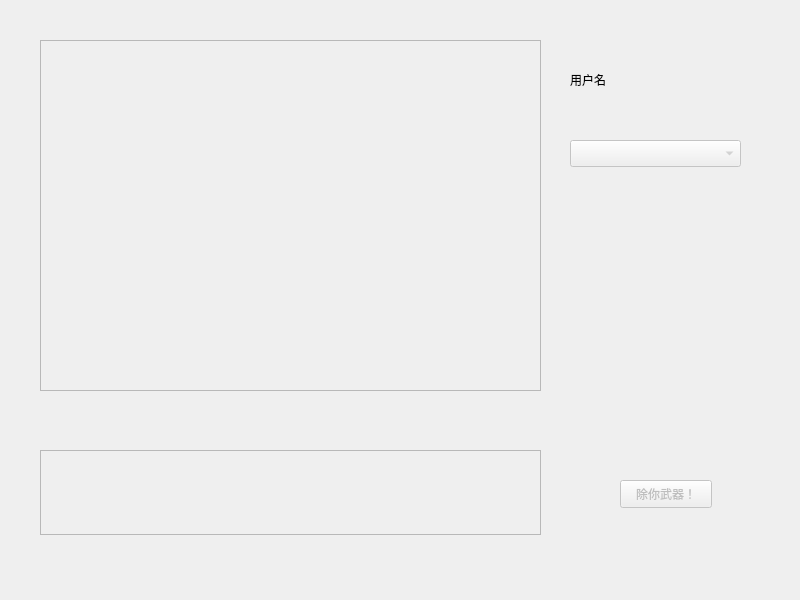
Jerryscousins/qt-cs-chatroom, file netcamera_client/dialog.ui: the form before one commit.
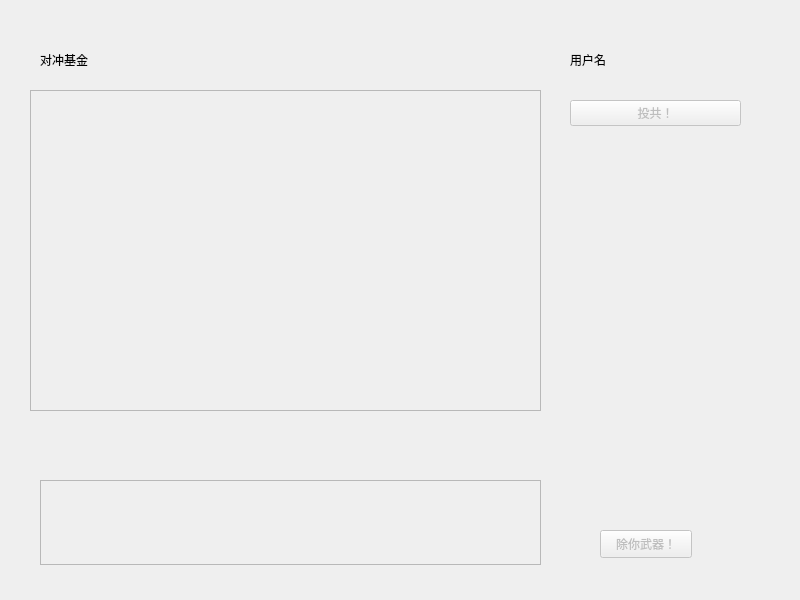
The form after the commit.

Diff of the .ui file:
```diff
--- a/netcamera_client/dialog.ui
+++ b/netcamera_client/dialog.ui
@@ -22,8 +22,8 @@
    </property>
    <property name="geometry">
     <rect>
-     <x>620</x>
-     <y>480</y>
+     <x>600</x>
+     <y>530</y>
      <width>92</width>
      <height>28</height>
     </rect>
@@ -39,7 +39,7 @@
    <property name="geometry">
     <rect>
      <x>40</x>
-     <y>450</y>
+     <y>480</y>
      <width>501</width>
      <height>85</height>
     </rect>
@@ -58,24 +58,11 @@
 &lt;p style=&quot;-qt-paragraph-type:empty; margin-top:0px; margin-bottom:0px; margin-left:0px; margin-right:0px; -qt-block-indent:0; text-indent:0px;&quot;&gt;&lt;br /&gt;&lt;/p&gt;&lt;/body&gt;&lt;/html&gt;</string>
    </property>
   </widget>
-  <widget class="QComboBox" name="comboBox">
-   <property name="enabled">
-    <bool>false</bool>
-   </property>
-   <property name="geometry">
-    <rect>
-     <x>570</x>
-     <y>140</y>
-     <width>171</width>
-     <height>27</height>
-    </rect>
-   </property>
-  </widget>
   <widget class="QLabel" name="label">
    <property name="geometry">
     <rect>
      <x>570</x>
-     <y>70</y>
+     <y>50</y>
      <width>69</width>
      <height>19</height>
     </rect>
@@ -88,7 +75,7 @@
    <property name="geometry">
     <rect>
      <x>650</x>
-     <y>70</y>
+     <y>50</y>
      <width>69</width>
      <height>19</height>
     </rect>
@@ -97,13 +84,26 @@
     <string/>
    </property>
   </widget>
+  <widget class="QLabel" name="label_2">
+   <property name="geometry">
+    <rect>
+     <x>40</x>
+     <y>50</y>
+     <width>69</width>
+     <height>19</height>
+    </rect>
+   </property>
+   <property name="text">
+    <string>对冲基金</string>
+   </property>
+  </widget>
   <widget class="QScrollArea" name="scrollArea">
    <property name="geometry">
     <rect>
-     <x>40</x>
-     <y>40</y>
-     <width>501</width>
-     <height>351</height>
+     <x>30</x>
+     <y>90</y>
+     <width>511</width>
+     <height>321</height>
     </rect>
    </property>
    <property name="widgetResizable">
@@ -114,12 +114,37 @@
      <rect>
       <x>0</x>
       <y>0</y>
-      <width>499</width>
-      <height>349</height>
+      <width>509</width>
+      <height>319</height>
      </rect>
     </property>
    </widget>
   </widget>
+  <widget class="QToolButton" name="toolButton">
+   <property name="enabled">
+    <bool>false</bool>
+   </property>
+   <property name="geometry">
+    <rect>
+     <x>570</x>
+     <y>100</y>
+     <width>171</width>
+     <height>26</height>
+    </rect>
+   </property>
+   <property name="text">
+    <string>投共！</string>
+   </property>
+   <property name="popupMode">
+    <enum>QToolButton::InstantPopup</enum>
+   </property>
+   <property name="autoRaise">
+    <bool>false</bool>
+   </property>
+   <property name="arrowType">
+    <enum>Qt::NoArrow</enum>
+   </property>
+  </widget>
  </widget>
  <resources/>
  <connections/>
```
Left out of the diff: 2 changed lines with no effect on the pictures.
